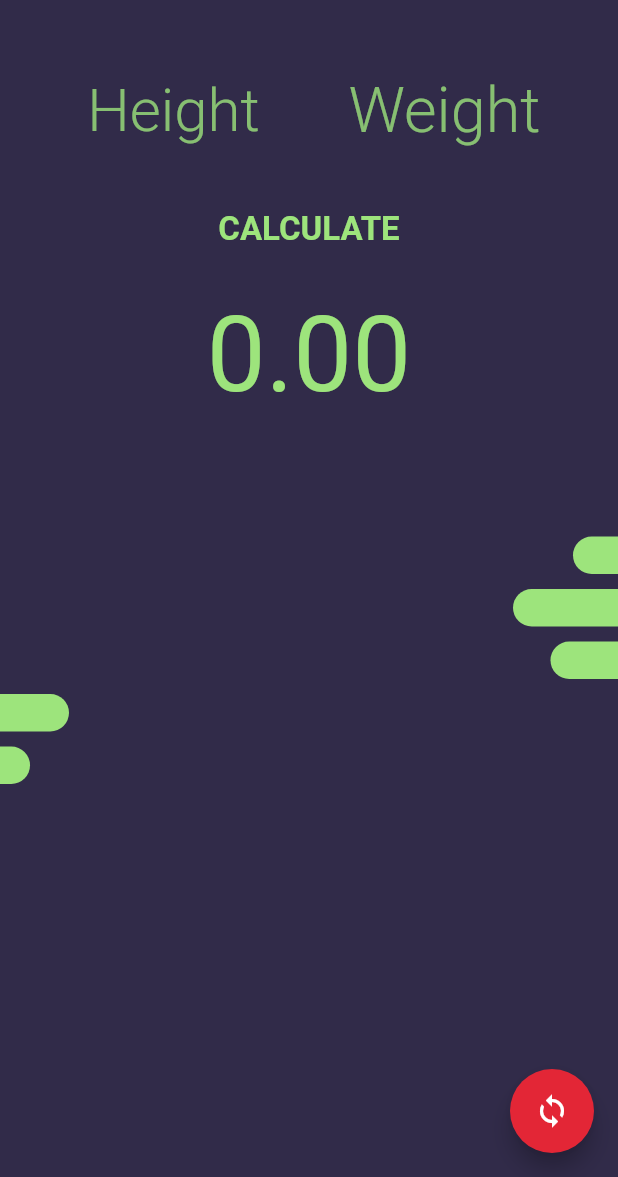
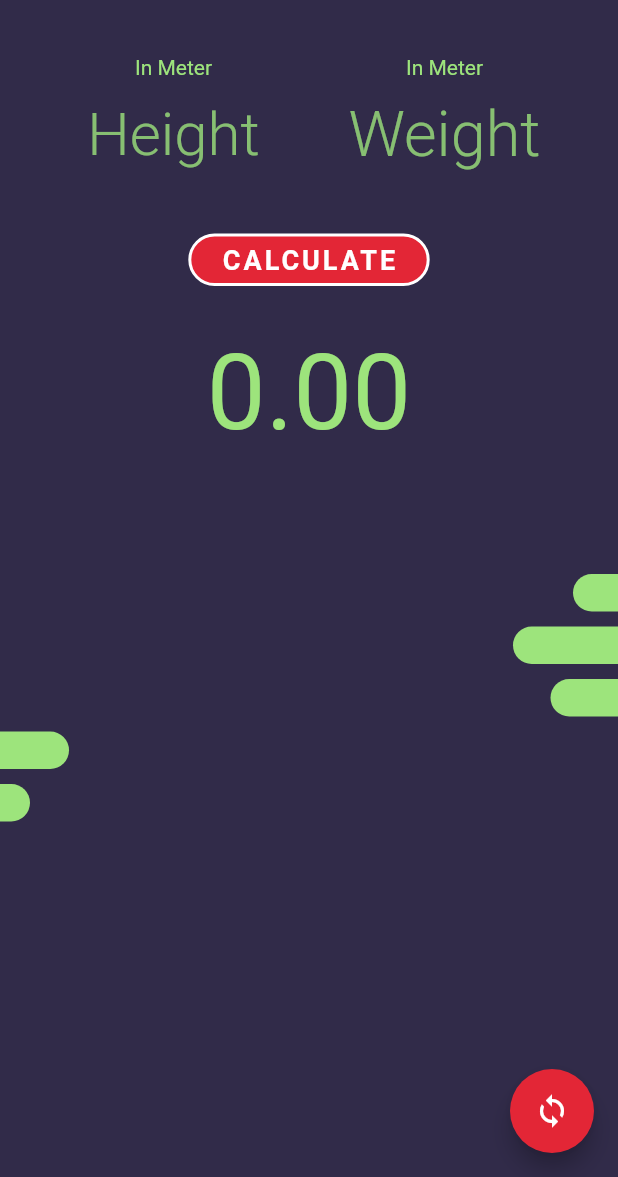
Before and after one commit to jay-isampelliwar/BMI_calculator, a Flutter app: the screen it shows after launch, on a phone screen of 412 x 824 dp, the part 59-1236 px from its top. Run offline on Flutter 3.47's test engine with Material 2 defaults, Android fonts, the phone set to English and light mode, and no system bars; our stand-ins replace hexcolor.

Commit message:
Button Modified and added unit

```diff
--- a/lib/screens/home_page.dart
+++ b/lib/screens/home_page.dart
@@ -1,5 +1,3 @@
-// ignore_for_file: non_constant_identifier_names
-
 import 'package:bmi_calculator/widget/left_bar.dart';
 import 'package:bmi_calculator/widget/right_bar.dart';
 import 'package:flutter/material.dart';
@@ -59,6 +57,12 @@ class _HomePageState extends State<HomePage> {
             Row(
               mainAxisAlignment: MainAxisAlignment.spaceEvenly,
               children: [
+                Column(
+                  children: [
+                    Text(
+                      "In Meter",
+                      style: TextStyle(color: accentColor),
+                    ),
                     SizedBox(
                       width: 130,
                       child: TextField(
@@ -80,9 +84,17 @@ class _HomePageState extends State<HomePage> {
                         ),
                       ),
                     ),
+                  ],
+                ),
                 SizedBox(
                   width: 130,
-                  child: TextField(
+                  child: Column(
+                    children: [
+                      Text(
+                        "In Meter",
+                        style: TextStyle(color: accentColor),
+                      ),
+                      TextField(
                         controller: _weightController,
                         style: TextStyle(
                           fontSize: 40,
@@ -100,6 +112,8 @@ class _HomePageState extends State<HomePage> {
                           ),
                         ),
                       ),
+                    ],
+                  ),
                 ),
               ],
             ),
@@ -110,12 +124,22 @@ class _HomePageState extends State<HomePage> {
               onTap: (() {
                 _calculate_BMI();
               }),
-              child: Text(
+              child: Container(
+                padding:
+                    const EdgeInsets.symmetric(horizontal: 20, vertical: 5),
+                decoration: BoxDecoration(
+                  border: Border.all(width: 2, color: Colors.white),
+                  borderRadius: BorderRadius.circular(20),
+                  color: HexColor("#e32636"),
+                ),
+                child: const Text(
                   "CALCULATE",
                   style: TextStyle(
-                  fontSize: 22,
-                  color: accentColor,
+                    letterSpacing: 2,
+                    fontSize: 18,
+                    color: Colors.white,
                     fontWeight: FontWeight.bold,
+                  ),
                 ),
               ),
             ),
@@ -173,6 +197,7 @@ class _HomePageState extends State<HomePage> {
             _text_Result = "";
             _heightController.text = "";
             _weightController.text = "";
+            FocusScope.of(context).requestFocus(FocusNode());
           });
         }),
         backgroundColor: HexColor("#e32636"),
```
Lines whose indentation alone changed are shown as unchanged.
